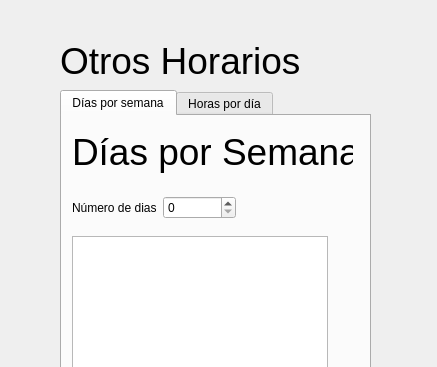
Above: Aplicacion/interfaces/Ui/others.ui from nestorgranado/URJC-TFG-Aplicacion-para-la-gestion-de-horarios-y-examenes-en-la-universidad before the change; both pictures show x 0 to 437 and y 0 to 367 of the 437 by 670 pixel window. Below: the same form after it.
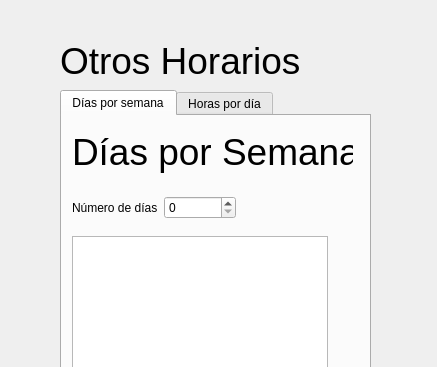
That is the form after the change.

```diff
--- a/Aplicacion/interfaces/Ui/others.ui
+++ b/Aplicacion/interfaces/Ui/others.ui
@@ -52,7 +52,7 @@
       <item row="0" column="0">
        <widget class="QLabel" name="numDias">
         <property name="text">
-         <string>Número de dias</string>
+         <string>Número de días</string>
         </property>
        </widget>
       </item>
```
